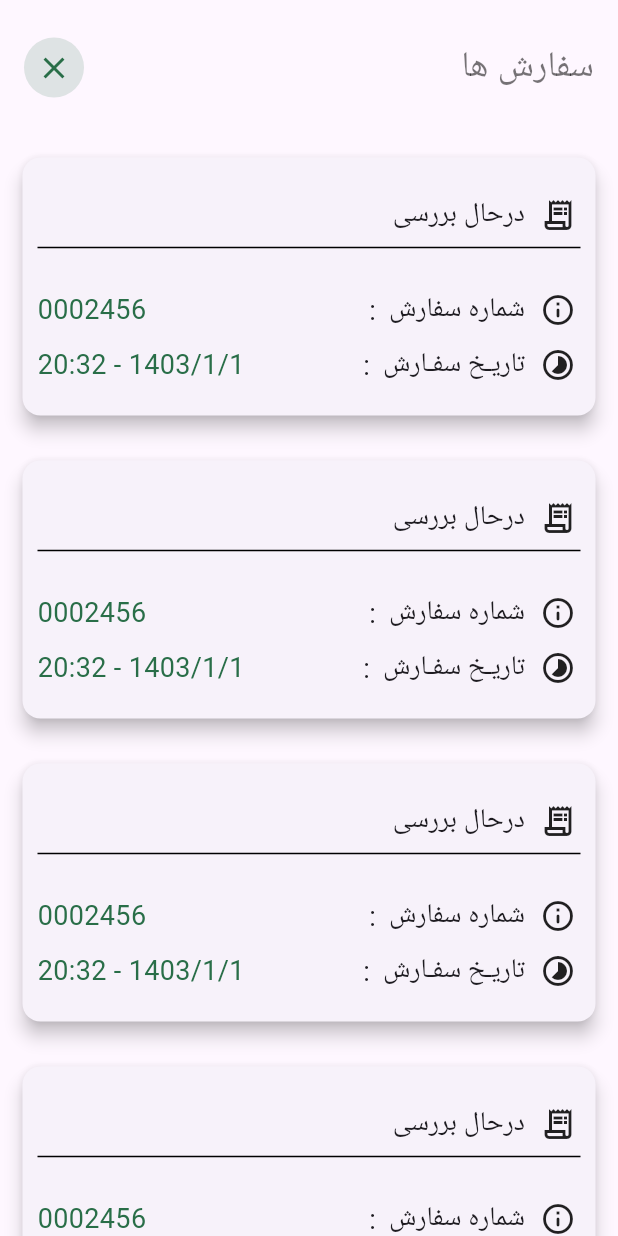
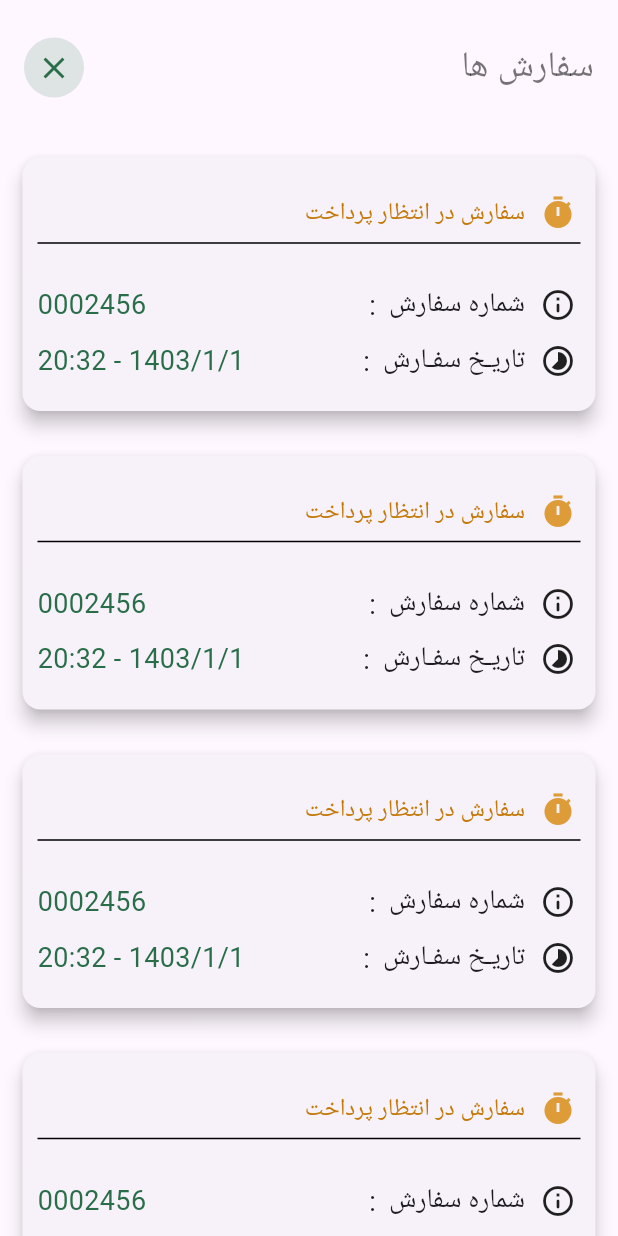
Before and after one commit to AM1RH3/wordpress_app, a Flutter app: the OrdersPage screen opened directly, on a phone screen of 412 x 824 dp. Run offline on Flutter 3.47's test engine with Material 3 defaults, Android fonts, the light colour scheme and no system bars; our stand-ins replace animated_bottom_navigation_bar, dio, loading_animation_widget, page_transition; accounts and stored records are empty; network calls fail; Roboto replaces fonts that are missing (Lalezar).

Commit message:
update orderscreen

```diff
--- a/lib/api/api_service.dart
+++ b/lib/api/api_service.dart
@@ -325,4 +325,7 @@ class APIService {
     }
     return responseModel!;
   }
+
+ // order model on zarinpall movies
+  Future<List<OrderModel>> getAllOrders() async{}
 }
--- a/lib/constants/constants.dart
+++ b/lib/constants/constants.dart
@@ -22,6 +22,7 @@ class WoocommerceInfo {
   static String addtocartURL = 'addtocart';
   static String cartURL = 'cart';
   static String productCategoryURL = 'products/categories';
+  static String orderURL = 'orders';
 }
 
 class Constants {
--- a/lib/ui/profile/orders_page.dart
+++ b/lib/ui/profile/orders_page.dart
@@ -20,6 +20,84 @@ class _OrdersPageState extends State<OrdersPage> {
         const SizedBox(width: 10.0),
         textWidget,
       ],
+    );
+  }
+
+  Widget orderStatus(String status) {
+    Icon icon;
+    Color color;
+
+    if (status == 'pending' || status == 'processing' || status == 'on-hold') {
+      icon = const Icon(Icons.timer, color: Color.fromARGB(255, 222, 156, 57));
+      color = const Color.fromARGB(255, 196, 121, 8);
+    } else if (status == 'completed') {
+      icon = const Icon(Icons.check, color: Color.fromARGB(255, 73, 164, 74));
+      color = const Color.fromARGB(255, 70, 121, 71);
+    } else if (status == 'cancelled' ||
+        status == 'refunded' ||
+        status == 'failed') {
+      icon = const Icon(Icons.clear, color: Color.fromARGB(255, 163, 63, 63));
+      color = const Color.fromARGB(255, 141, 26, 26);
+    } else {
+      icon = const Icon(Icons.clear, color: Color.fromARGB(255, 163, 63, 63));
+      color = const Color.fromARGB(255, 141, 26, 26);
+    }
+
+    return buildTextIcon(
+      icon,
+      status == 'pending'
+          ? Text(
+              'سفارش در انتظار بررسی',
+              style: TextStyle(
+                color: color,
+                fontFamily: 'Lalezar',
+                fontSize: 16,
+              ),
+            )
+          : status == 'processing'
+              ? Text(
+                  'سفارش درحال انجام',
+                  style: TextStyle(
+                    color: color,
+                    fontFamily: 'Lalezar',
+                    fontSize: 16,
+                  ),
+                )
+              : status == 'on-hold'
+                  ? Text(
+                      'سفارش در انتظار پرداخت',
+                      style: TextStyle(
+                        color: color,
+                        fontFamily: 'Lalezar',
+                        fontSize: 16,
+                      ),
+                    )
+                  : status == 'completed'
+                      ? Text(
+                          'سفارش تکمیل شده',
+                          style: TextStyle(
+                            color: color,
+                            fontFamily: 'Lalezar',
+                            fontSize: 16,
+                          ),
+                        )
+                      : status == 'cancelled'
+                          ? Text(
+                              'سفارش لغو شده',
+                              style: TextStyle(
+                                color: color,
+                                fontFamily: 'Lalezar',
+                                fontSize: 16,
+                              ),
+                            )
+                          : Text(
+                              'کنسل',
+                              style: TextStyle(
+                                color: color,
+                                fontFamily: 'Lalezar',
+                                fontSize: 16,
+                              ),
+                            ),
     );
   }
 
@@ -81,16 +159,7 @@ class _OrdersPageState extends State<OrdersPage> {
                   child: Column(
                     children: [
                       const SizedBox(height: 20.0),
-                      buildTextIcon(
-                        const Icon(Icons.receipt_long_outlined),
-                        const Text(
-                          'درحال بررسی',
-                          style: TextStyle(
-                            fontFamily: 'Lalezar',
-                            fontSize: 18.0,
-                          ),
-                        ),
-                      ),
+                      orderStatus('on-hold'),
                       const Divider(color: Colors.black),
                       const SizedBox(height: 20.0),
                       Row(
```
